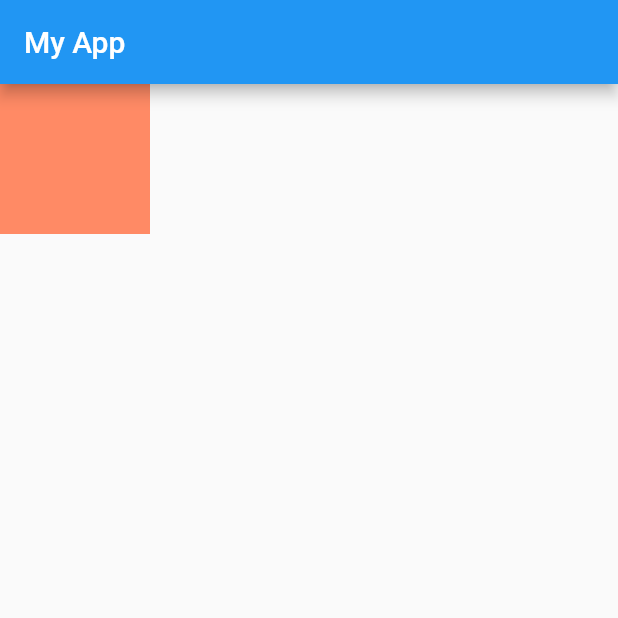
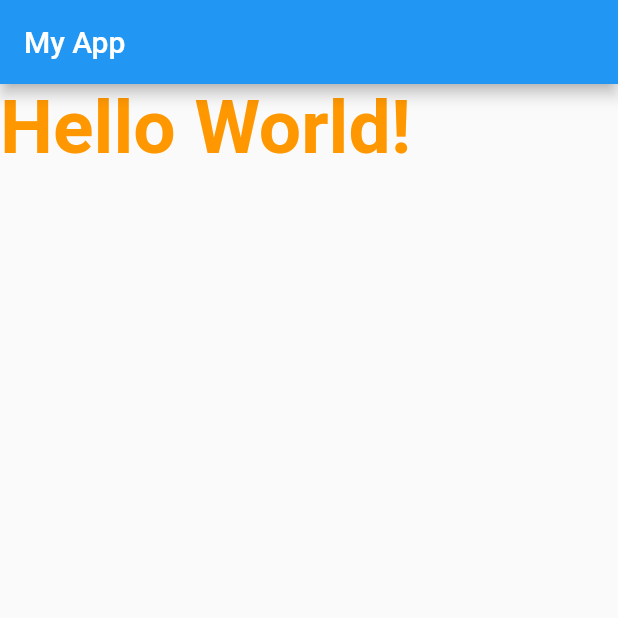
Before and after one commit to sanayut123/basic_widget, a Flutter app: the screen it shows after launch, on a phone screen of 412 x 824 dp, the top half of it. Run offline on Flutter 3.47's test engine with Material 2 defaults, Android fonts, the phone set to English and light mode, and no system bars.

Commit message:
TextStyle widge

```diff
--- a/lib/main.dart
+++ b/lib/main.dart
@@ -29,11 +29,13 @@ class MyApp extends StatelessWidget {
 class basicWidget extends StatelessWidget {
   @override
   Widget build(BuildContext context) {
-    return Container(
-      color: Colors.deepOrange[300]                                          ,
-      height: 100.0,
-      width: 100.0,
+    return Text(
+      "Hello World!",
+      style: TextStyle(
+        color: Colors.orange,
+        fontSize: 50.0,
+        fontWeight: FontWeight.bold
+      ),
     );
-
-    }
+  }
 }
```
